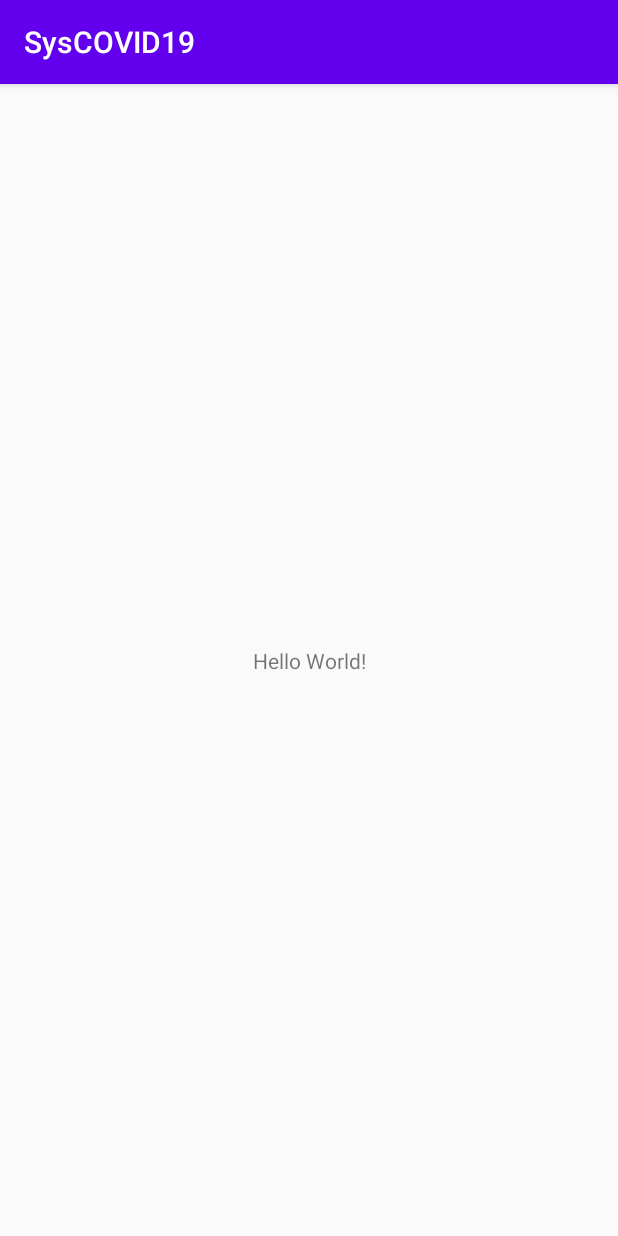
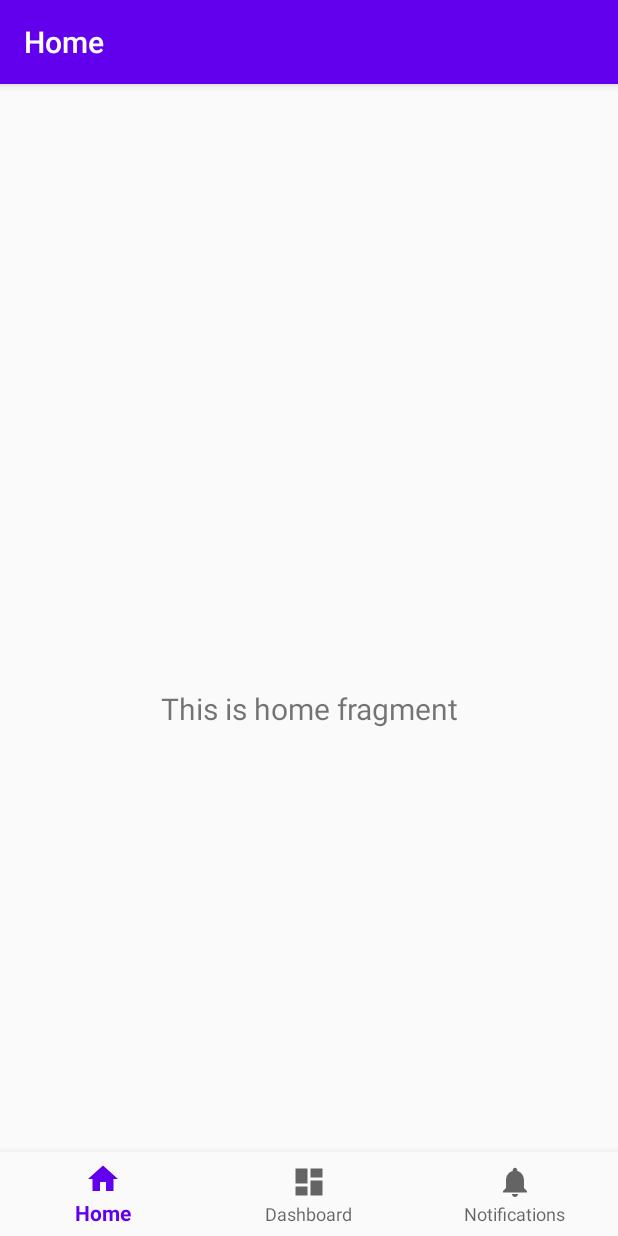
Before and after one commit to youyl/SysCOVID19, an Android app: the screen it shows after launch (MainActivity), on a phone screen of 412 x 824 dp. Run offline under Robolectric (Android 15) with nearby library versions, the phone set to English and light mode, and no system bars; our stand-ins replace navigation-ui.

Commit message:
BottomNavigationActivity

```diff
--- a/app/build.gradle
+++ b/app/build.gradle
@@ -26,6 +26,10 @@ dependencies {
     implementation fileTree(dir: "libs", include: ["*.jar"])
     implementation 'androidx.appcompat:appcompat:1.2.0'
     implementation 'androidx.constraintlayout:constraintlayout:2.0.1'
+    implementation 'com.google.android.material:material:1.0.0'
+    implementation 'androidx.navigation:navigation-fragment:2.1.0'
+    implementation 'androidx.navigation:navigation-ui:2.1.0'
+    implementation 'androidx.lifecycle:lifecycle-extensions:2.1.0'
     testImplementation 'junit:junit:4.12'
     androidTestImplementation 'androidx.test.ext:junit:1.1.2'
     androidTestImplementation 'androidx.test.espresso:espresso-core:3.3.0'
--- a/app/src/main/java/com/example/syscovid19/MainActivity.java
+++ b/app/src/main/java/com/example/syscovid19/MainActivity.java
@@ -1,8 +1,14 @@
 package com.example.syscovid19;
 
+import android.os.Bundle;
+
+import com.google.android.material.bottomnavigation.BottomNavigationView;
+
 import androidx.appcompat.app.AppCompatActivity;
-
-import android.os.Bundle;
+import androidx.navigation.NavController;
+import androidx.navigation.Navigation;
+import androidx.navigation.ui.AppBarConfiguration;
+import androidx.navigation.ui.NavigationUI;
 
 public class MainActivity extends AppCompatActivity {
 
@@ -10,5 +16,15 @@ public class MainActivity extends AppCompatActivity {
     protected void onCreate(Bundle savedInstanceState) {
         super.onCreate(savedInstanceState);
         setContentView(R.layout.activity_main);
+        BottomNavigationView navView = findViewById(R.id.nav_view);
+        // Passing each menu ID as a set of Ids because each
+        // menu should be considered as top level destinations.
+        AppBarConfiguration appBarConfiguration = new AppBarConfiguration.Builder(
+                R.id.navigation_home, R.id.navigation_dashboard, R.id.navigation_notifications)
+                .build();
+        NavController navController = Navigation.findNavController(this, R.id.nav_host_fragment);
+        NavigationUI.setupActionBarWithNavController(this, navController, appBarConfiguration);
+        NavigationUI.setupWithNavController(navView, navController);
     }
+
 }
--- /dev/null
+++ b/app/src/main/java/com/example/syscovid19/ui/home/HomeFragment.java
@@ -0,0 +1,35 @@
+package com.example.syscovid19.ui.home;
+
+import android.os.Bundle;
+import android.view.LayoutInflater;
+import android.view.View;
+import android.view.ViewGroup;
+import android.widget.TextView;
+
+import androidx.annotation.NonNull;
+import androidx.annotation.Nullable;
+import androidx.fragment.app.Fragment;
+import androidx.lifecycle.Observer;
+import androidx.lifecycle.ViewModelProviders;
+
+import com.example.syscovid19.R;
+
+public class HomeFragment extends Fragment {
+
+    private HomeViewModel homeViewModel;
+
+    public View onCreateView(@NonNull LayoutInflater inflater,
+                             ViewGroup container, Bundle savedInstanceState) {
+        homeViewModel =
+                ViewModelProviders.of(this).get(HomeViewModel.class);
+        View root = inflater.inflate(R.layout.fragment_home, container, false);
+        final TextView textView = root.findViewById(R.id.text_home);
+        homeViewModel.getText().observe(getViewLifecycleOwner(), new Observer<String>() {
+            @Override
+            public void onChanged(@Nullable String s) {
+                textView.setText(s);
+            }
+        });
+        return root;
+    }
+}
--- /dev/null
+++ b/app/src/main/java/com/example/syscovid19/ui/home/HomeViewModel.java
@@ -0,0 +1,19 @@
+package com.example.syscovid19.ui.home;
+
+import androidx.lifecycle.LiveData;
+import androidx.lifecycle.MutableLiveData;
+import androidx.lifecycle.ViewModel;
+
+public class HomeViewModel extends ViewModel {
+
+    private MutableLiveData<String> mText;
+
+    public HomeViewModel() {
+        mText = new MutableLiveData<>();
+        mText.setValue("This is home fragment");
+    }
+
+    public LiveData<String> getText() {
+        return mText;
+    }
+}
--- /dev/null
+++ b/app/src/main/res/drawable/ic_dashboard_black_24dp.xml
@@ -0,0 +1,9 @@
+<vector xmlns:android="http://schemas.android.com/apk/res/android"
+    android:width="24dp"
+    android:height="24dp"
+    android:viewportWidth="24.0"
+    android:viewportHeight="24.0">
+    <path
+        android:fillColor="#FF000000"
+        android:pathData="M3,13h8L11,3L3,3v10zM3,21h8v-6L3,15v6zM13,21h8L21,11h-8v10zM13,3v6h8L21,3h-8z" />
+</vector>
--- /dev/null
+++ b/app/src/main/res/drawable/ic_home_black_24dp.xml
@@ -0,0 +1,9 @@
+<vector xmlns:android="http://schemas.android.com/apk/res/android"
+    android:width="24dp"
+    android:height="24dp"
+    android:viewportWidth="24.0"
+    android:viewportHeight="24.0">
+    <path
+        android:fillColor="#FF000000"
+        android:pathData="M10,20v-6h4v6h5v-8h3L12,3 2,12h3v8z" />
+</vector>
--- /dev/null
+++ b/app/src/main/res/drawable/ic_notifications_black_24dp.xml
@@ -0,0 +1,9 @@
+<vector xmlns:android="http://schemas.android.com/apk/res/android"
+    android:width="24dp"
+    android:height="24dp"
+    android:viewportWidth="24.0"
+    android:viewportHeight="24.0">
+    <path
+        android:fillColor="#FF000000"
+        android:pathData="M12,22c1.1,0 2,-0.9 2,-2h-4c0,1.1 0.89,2 2,2zM18,16v-5c0,-3.07 -1.64,-5.64 -4.5,-6.32L13.5,4c0,-0.83 -0.67,-1.5 -1.5,-1.5s-1.5,0.67 -1.5,1.5v0.68C7.63,5.36 6,7.92 6,11v5l-2,2v1h16v-1l-2,-2z" />
+</vector>
--- a/app/src/main/res/layout/activity_main.xml
+++ b/app/src/main/res/layout/activity_main.xml
@@ -1,18 +1,33 @@
 <?xml version="1.0" encoding="utf-8"?>
 <androidx.constraintlayout.widget.ConstraintLayout xmlns:android="http://schemas.android.com/apk/res/android"
     xmlns:app="http://schemas.android.com/apk/res-auto"
-    xmlns:tools="http://schemas.android.com/tools"
+    android:id="@+id/container"
     android:layout_width="match_parent"
     android:layout_height="match_parent"
-    tools:context=".MainActivity">
+    android:paddingTop="?attr/actionBarSize">
 
-    <TextView
-        android:layout_width="wrap_content"
+    <com.google.android.material.bottomnavigation.BottomNavigationView
+        android:id="@+id/nav_view"
+        android:layout_width="0dp"
         android:layout_height="wrap_content"
-        android:text="Hello World!"
+        android:layout_marginStart="0dp"
+        android:layout_marginEnd="0dp"
+        android:background="?android:attr/windowBackground"
         app:layout_constraintBottom_toBottomOf="parent"
         app:layout_constraintLeft_toLeftOf="parent"
         app:layout_constraintRight_toRightOf="parent"
-        app:layout_constraintTop_toTopOf="parent" />
+        app:menu="@menu/bottom_nav_menu" />
+
+    <fragment
+        android:id="@+id/nav_host_fragment"
+        android:name="androidx.navigation.fragment.NavHostFragment"
+        android:layout_width="match_parent"
+        android:layout_height="match_parent"
+        app:defaultNavHost="true"
+        app:layout_constraintBottom_toTopOf="@id/nav_view"
+        app:layout_constraintLeft_toLeftOf="parent"
+        app:layout_constraintRight_toRightOf="parent"
+        app:layout_constraintTop_toTopOf="parent"
+        app:navGraph="@navigation/mobile_navigation" />
 
 </androidx.constraintlayout.widget.ConstraintLayout>
--- /dev/null
+++ b/app/src/main/res/layout/fragment_home.xml
@@ -0,0 +1,22 @@
+<?xml version="1.0" encoding="utf-8"?>
+<androidx.constraintlayout.widget.ConstraintLayout xmlns:android="http://schemas.android.com/apk/res/android"
+    xmlns:app="http://schemas.android.com/apk/res-auto"
+    xmlns:tools="http://schemas.android.com/tools"
+    android:layout_width="match_parent"
+    android:layout_height="match_parent"
+    tools:context=".ui.home.HomeFragment">
+
+    <TextView
+        android:id="@+id/text_home"
+        android:layout_width="match_parent"
+        android:layout_height="wrap_content"
+        android:layout_marginStart="8dp"
+        android:layout_marginTop="8dp"
+        android:layout_marginEnd="8dp"
+        android:textAlignment="center"
+        android:textSize="20sp"
+        app:layout_constraintBottom_toBottomOf="parent"
+        app:layout_constraintEnd_toEndOf="parent"
+        app:layout_constraintStart_toStartOf="parent"
+        app:layout_constraintTop_toTopOf="parent" />
+</androidx.constraintlayout.widget.ConstraintLayout>
--- /dev/null
+++ b/app/src/main/res/menu/bottom_nav_menu.xml
@@ -0,0 +1,19 @@
+<?xml version="1.0" encoding="utf-8"?>
+<menu xmlns:android="http://schemas.android.com/apk/res/android">
+
+    <item
+        android:id="@+id/navigation_home"
+        android:icon="@drawable/ic_home_black_24dp"
+        android:title="@string/title_home" />
+
+    <item
+        android:id="@+id/navigation_dashboard"
+        android:icon="@drawable/ic_dashboard_black_24dp"
+        android:title="@string/title_dashboard" />
+
+    <item
+        android:id="@+id/navigation_notifications"
+        android:icon="@drawable/ic_notifications_black_24dp"
+        android:title="@string/title_notifications" />
+
+</menu>
--- /dev/null
+++ b/app/src/main/res/navigation/mobile_navigation.xml
@@ -0,0 +1,25 @@
+<?xml version="1.0" encoding="utf-8"?>
+<navigation xmlns:android="http://schemas.android.com/apk/res/android"
+    xmlns:app="http://schemas.android.com/apk/res-auto"
+    xmlns:tools="http://schemas.android.com/tools"
+    android:id="@+id/mobile_navigation"
+    app:startDestination="@+id/navigation_home">
+
+    <fragment
+        android:id="@+id/navigation_home"
+        android:name="com.example.syscovid19.ui.home.HomeFragment"
+        android:label="@string/title_home"
+        tools:layout="@layout/fragment_home" />
+
+    <fragment
+        android:id="@+id/navigation_dashboard"
+        android:name="com.example.syscovid19.ui.dashboard.DashboardFragment"
+        android:label="@string/title_dashboard"
+        tools:layout="@layout/fragment_dashboard" />
+
+    <fragment
+        android:id="@+id/navigation_notifications"
+        android:name="com.example.syscovid19.ui.notifications.NotificationsFragment"
+        android:label="@string/title_notifications"
+        tools:layout="@layout/fragment_notifications" />
+</navigation>
--- /dev/null
+++ b/app/src/main/res/values/dimens.xml
@@ -0,0 +1,5 @@
+<resources>
+    <!-- Default screen margins, per the Android Design guidelines. -->
+    <dimen name="activity_horizontal_margin">16dp</dimen>
+    <dimen name="activity_vertical_margin">16dp</dimen>
+</resources>
--- a/app/src/main/res/values/strings.xml
+++ b/app/src/main/res/values/strings.xml
@@ -1,3 +1,7 @@
 <resources>
     <string name="app_name">SysCOVID19</string>
+    <string name="title_activity_main">MainActivity</string>
+    <string name="title_home">Home</string>
+    <string name="title_dashboard">Dashboard</string>
+    <string name="title_notifications">Notifications</string>
 </resources>
```
Also changed, not shown: app/src/main/AndroidManifest.xml (+3 -5 lines), app/src/main/java/com/example/syscovid19/ui/dashboard/DashboardFragment.java (added, +35 -0 lines), app/src/main/java/com/example/syscovid19/ui/dashboard/DashboardViewModel.java (added, +19 -0 lines), app/src/main/java/com/example/syscovid19/ui/notifications/NotificationsFragment.java (added, +35 -0 lines), app/src/main/java/com/example/syscovid19/ui/notifications/NotificationsViewModel.java (added, +19 -0 lines), app/src/main/res/layout/fragment_dashboard.xml (added, +22 -0 lines), app/src/main/res/layout/fragment_notifications.xml (added, +22 -0 lines).
